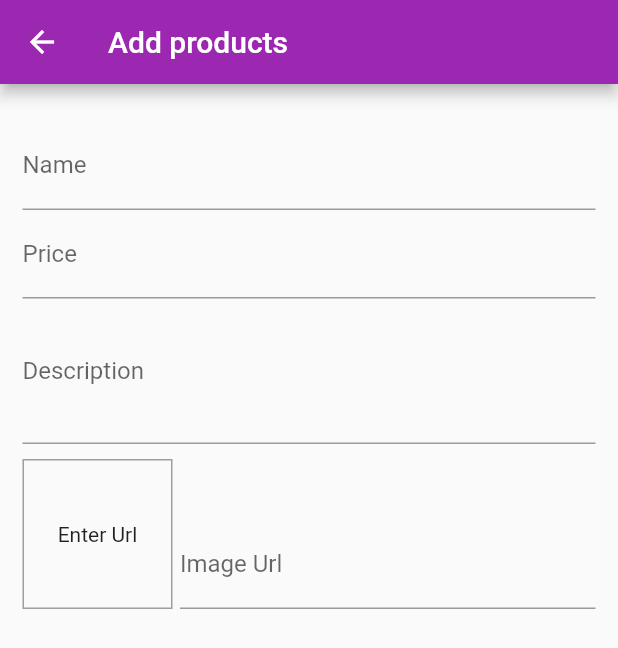
After one commit to hadiuzzaman524/CuresDokan_Ecommerce_Shop, a Flutter app: the EditProductScreen screen opened by its route, on a phone screen of 412 x 824 dp. The commit adds this screen. Shown: the top 648 px of the screen. Run offline on Flutter 3.47's test engine with Material 2 defaults, Android fonts, the phone set to English and light mode, and no system bars; our stand-ins replace toast; network calls fail.

Commit message:
design edit product page

```diff
--- a/curesdokan/lib/main.dart
+++ b/curesdokan/lib/main.dart
@@ -6,6 +6,8 @@ import 'package:provider/provider.dart';
 import './screens/home_screen.dart';
 import './screens/details_screen.dart';
 import './screens/order_screen.dart';
+import './screens/my_product_screen.dart';
+import './screens/edit_product_screen.dart';
 
 void main() {
   runApp(MultiProvider(
@@ -44,6 +46,8 @@ class MyApp extends StatelessWidget {
         HomeScreen.routeName: (context) => HomeScreen(),
         DetailsScreen.routeName: (context) => DetailsScreen(),
         OrderScreen.routeName: (context) => OrderScreen(),
+        MyProductScreen.routeName: (context) => MyProductScreen(),
+        EditProductScreen.routeName: (context) => EditProductScreen(),
       },
     );
   }
--- /dev/null
+++ b/curesdokan/lib/screens/edit_product_screen.dart
@@ -0,0 +1,113 @@
+import 'package:flutter/material.dart';
+
+class EditProductScreen extends StatefulWidget {
+  static const routeName = '\editproductscreen';
+
+  @override
+  _EditProductScreenState createState() => _EditProductScreenState();
+}
+
+class _EditProductScreenState extends State<EditProductScreen> {
+  final _priceFocus = FocusNode();
+  final _descriptionFocus = FocusNode();
+  final _imageFocus = FocusNode();
+  final imageController = TextEditingController();
+
+  @override
+  Widget build(BuildContext context) {
+    print('rebuild');
+    return SafeArea(
+      child: Scaffold(
+        appBar: AppBar(
+          title: Text('Add products'),
+        ),
+        body: Padding(
+          padding: const EdgeInsets.all(15),
+          child: Form(
+            child: Container(
+              margin: EdgeInsets.only(top: 10),
+              height: MediaQuery.of(context).size.height,
+              child: ListView(
+                children: [
+                  TextFormField(
+                    decoration: InputDecoration(
+                      labelText: 'Name',
+                    ),
+                    textInputAction: TextInputAction.next,
+                    onFieldSubmitted: (_) {
+                      FocusScope.of(context).requestFocus(_priceFocus);
+                    },
+                  ),
+                  TextFormField(
+                    decoration: InputDecoration(
+                      labelText: 'Price',
+                    ),
+                    textInputAction: TextInputAction.next,
+                    keyboardType: TextInputType.number,
+                    focusNode: _priceFocus,
+                    onFieldSubmitted: (_) {
+                      FocusScope.of(context).requestFocus(_descriptionFocus);
+                    },
+                  ),
+                  TextFormField(
+                    decoration: InputDecoration(
+                      labelText: 'Description',
+                    ),
+                    keyboardType: TextInputType.text,
+                    maxLines: 3,
+                    focusNode: _descriptionFocus,
+                    onFieldSubmitted: (_) {
+                      FocusScope.of(context).requestFocus(_imageFocus);
+                    },
+                  ),
+                  Padding(
+                    padding: const EdgeInsets.only(top: 10),
+                    child: Row(
+                      crossAxisAlignment: CrossAxisAlignment.end,
+                      children: [
+                        Container(
+                          height: 100,
+                          width: 100,
+                          decoration: BoxDecoration(
+                            border: Border.all(
+                              color: Colors.grey,
+                              width: 1,
+                            ),
+                          ),
+                          child: imageController.text.isEmpty
+                              ? Center(child: Text('Enter Url'))
+                              : Image.network(
+                                  imageController.text.toString(),
+                                  fit: BoxFit.cover,
+                                ),
+                        ),
+                        SizedBox(
+                          width: 5,
+                        ),
+                        Expanded(
+                          child: TextFormField(
+                            decoration: InputDecoration(
+                              labelText: 'Image Url',
+                            ),
+                            keyboardType: TextInputType.url,
+                            focusNode: _imageFocus,
+                            controller: imageController,
+                            textInputAction: TextInputAction.next,
+                            onFieldSubmitted: (_) {
+                              setState(() {
+                              });
+                            },
+                          ),
+                        )
+                      ],
+                    ),
+                  )
+                ],
+              ),
+            ),
+          ),
+        ),
+      ),
+    );
+  }
+}
```
Also changed, not shown: curesdokan/lib/screens/my_product_screen.dart (added, +50 -0 lines), curesdokan/lib/widgets/cart_item.dart (+26 -0 lines), curesdokan/lib/widgets/drawer.dart (+11 -0 lines), curesdokan/lib/widgets/product_item.dart (+21 -1 lines), curesdokan/lib/widgets/single_product.dart (added, +34 -0 lines).
